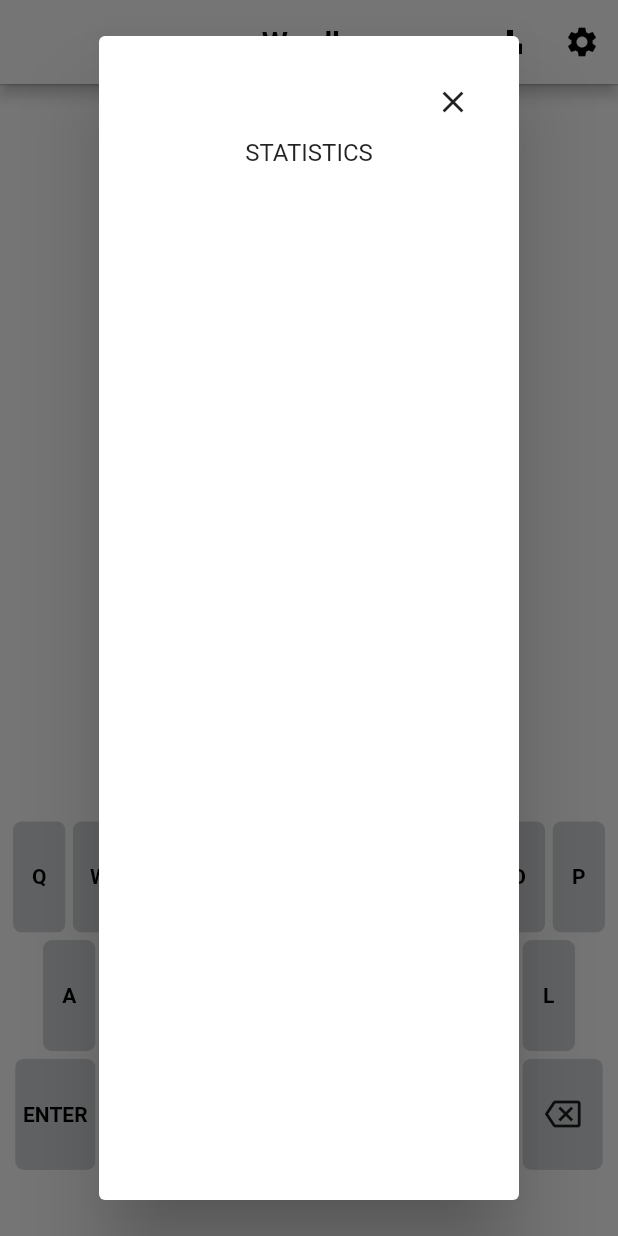
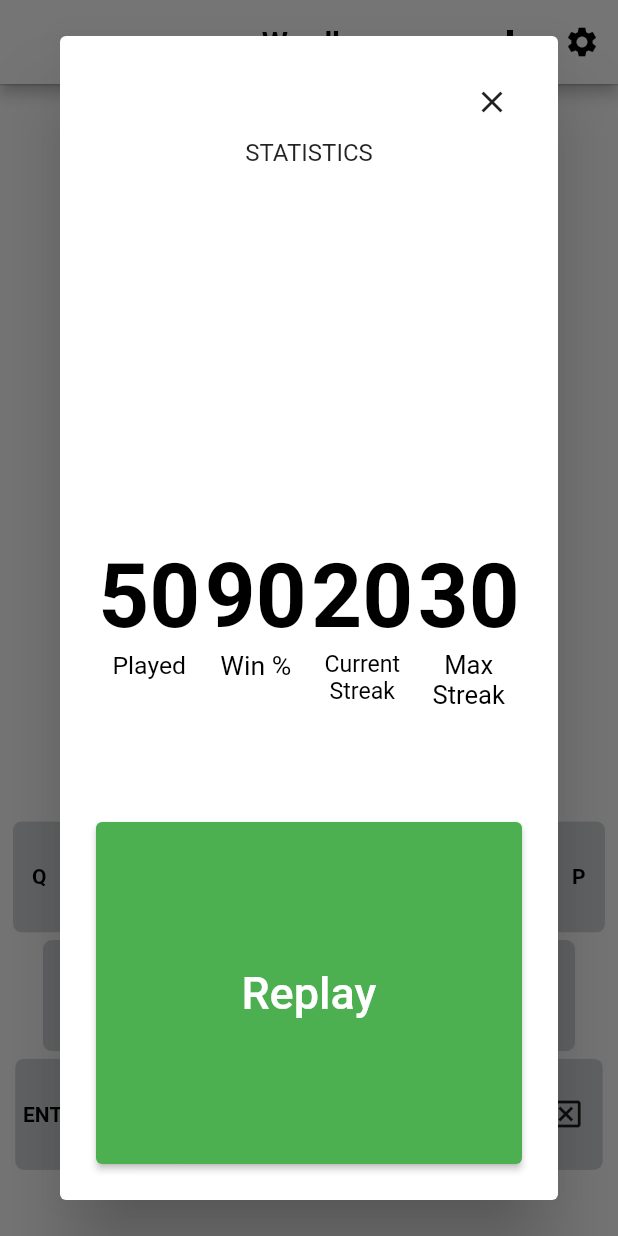
Before and after one commit to ziburi-hiro/wordle, a Flutter app: the screen it shows after launch, after a tap on the "bar chart" icon, on a phone screen of 412 x 824 dp. Run offline on Flutter 3.47's test engine with Material 2 defaults, Android fonts, the phone set to English and light mode, and no system bars; our stand-ins replace shared_preferences.

Commit message:
implement 21~23

```diff
--- a/lib/components/stats.dart
+++ b/lib/components/stats.dart
@@ -1,4 +1,8 @@
 import 'package:flutter/material.dart';
+import 'package:wordle/components/stats_box.dart';
+import 'package:wordle/constants/answer_stages.dart';
+import 'package:wordle/data/key_map.dart';
+import 'package:wordle/main.dart';
 
 class StatsBox extends StatelessWidget {
   const StatsBox({Key? key}) : super(key: key);
@@ -12,11 +16,40 @@ class StatsBox extends StatelessWidget {
           IconButton(
             alignment: Alignment.centerRight,
               onPressed: (){},
-              icon: Icon(Icons.clear)
+              icon: const Icon(Icons.clear)
+          ),
+          const Expanded(
+              child: Text('STATISTICS',textAlign: TextAlign.center,)
+          ),
+          const Expanded(
+            child: Row(
+              children: [
+                StatsTile(heading: 'Played',value: 50,),
+                StatsTile(heading: 'Win %',value: 90,),
+                StatsTile(heading: 'Current\nStreak',value: 20,),
+                StatsTile(heading: 'Max\nStreak',value: 30,),
+              ],
+            ),
           ),
           Expanded(
-              child: Text('STATISTICS',textAlign: TextAlign.center,)
-          ),
+              child: ElevatedButton(
+                style: ElevatedButton.styleFrom(
+                  backgroundColor: Colors.green
+                ),
+                onPressed: (){
+
+                  keyMap.updateAll((key, value) => value = AnswerStage.notAnswered);
+
+                  Navigator.pushAndRemoveUntil(context,
+                      MaterialPageRoute(builder: (context) => MyApp()),
+                          (route) => false
+                  );
+                },
+                child: Text('Replay',style: TextStyle(
+                  fontSize: 30,
+                ),),
+              )
+          )
         ],
       ),
     );
--- /dev/null
+++ b/lib/components/stats_box.dart
@@ -0,0 +1,45 @@
+import 'package:flutter/material.dart';
+
+class StatsTile extends StatelessWidget {
+  const StatsTile({
+    super.key, required this.heading, required this.value,
+  });
+
+  final String heading;
+  final int value;
+
+  @override
+  Widget build(BuildContext context) {
+    return Expanded(
+      child: Column(
+        children: [
+          Expanded(
+              child: FittedBox(
+                alignment: const Alignment(0,1.0),
+                  child: Padding(
+                    padding: const EdgeInsets.all(2.0),
+                    child: Text(value.toString(),style: Theme.of(context).textTheme.bodyMedium?.copyWith(
+                      fontSize: 80,
+                    ),
+                      textAlign: TextAlign.center,
+                    ),
+                  ))
+          ),
+          Expanded(
+              child: FittedBox(
+                alignment: const Alignment(0,-1.0),
+                  child: Padding(
+                    padding: const EdgeInsets.fromLTRB(8, 0, 8, 8),
+                    child: Text(heading,style: Theme.of(context).textTheme.bodyMedium?.copyWith(
+                      fontWeight: FontWeight.normal,
+                      fontSize: 12,
+                    ),
+                      textAlign: TextAlign.center,
+                    ),
+                  ))
+          )
+        ],
+      ),
+    );
+  }
+}
--- a/lib/main.dart
+++ b/lib/main.dart
@@ -9,12 +9,7 @@ import 'package:wordle/themes/theme_preferences.dart';
 import 'package:wordle/themes/themes.dart';
 
 void main() {
-  runApp(MultiProvider(
-      providers: [
-        ChangeNotifierProvider(create: (_) => Controller()),
-        ChangeNotifierProvider(create: (_) => ThemeProvider()),
-      ],
-      child: const MyApp()));
+  runApp(const MyApp());
 }
 
 class MyApp extends StatelessWidget {
@@ -23,7 +18,12 @@ class MyApp extends StatelessWidget {
   // This widget is the root of your application.
   @override
   Widget build(BuildContext context) {
-    return FutureBuilder(
+    return MultiProvider(
+      providers: [
+        ChangeNotifierProvider(create: (_) => Controller()),
+        ChangeNotifierProvider(create: (_) => ThemeProvider()),
+      ],
+      child: FutureBuilder(
         initialData: false,
         future: ThemePreferences.getTheme(),
         builder:(context,snapshot) {
@@ -41,6 +41,7 @@ class MyApp extends StatelessWidget {
             ),
           );
         },
+      ),
     );
   }
 }
```
Also changed, not shown: lib/calculate_stats.dart (added, +54 -0 lines), lib/controller.dart (+12 -0 lines). Lines whose indentation alone changed are shown as unchanged.
